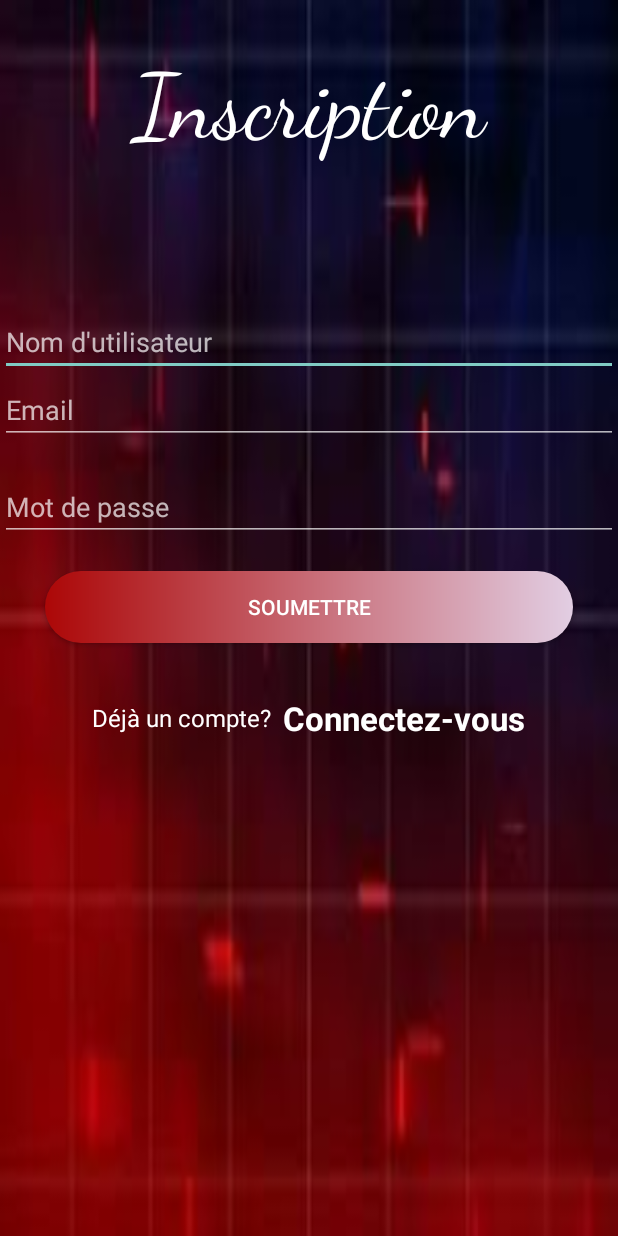
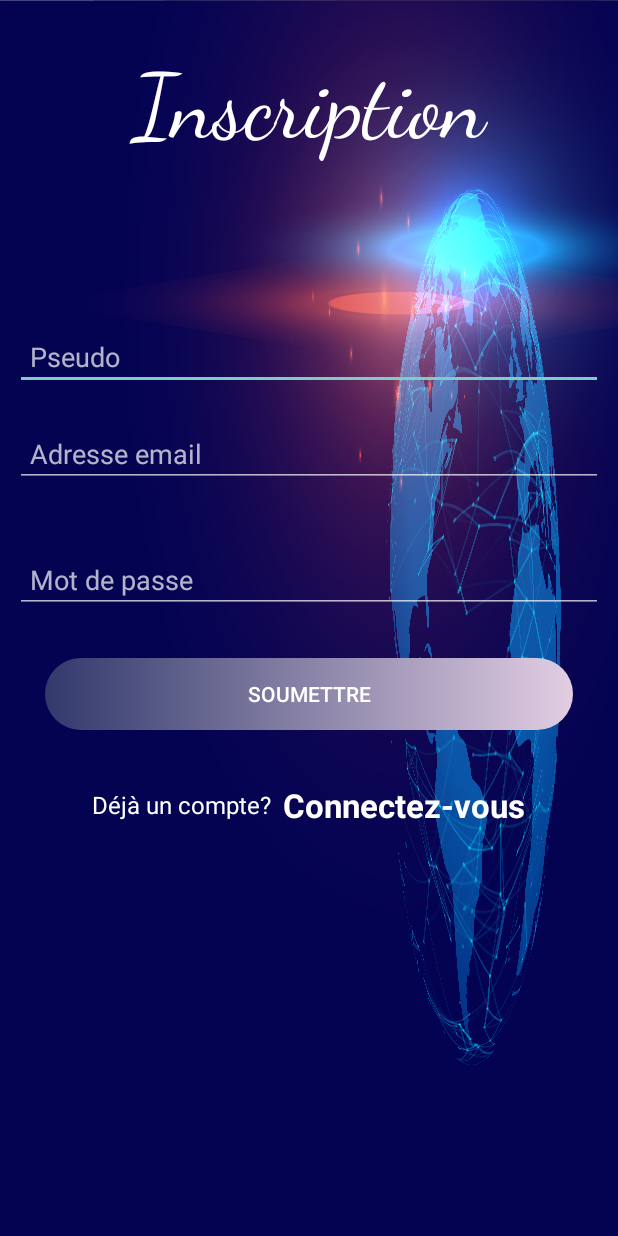
Before and after one commit to sokombe/zwa_news2_custom_api_with_volley_get_post-, an Android app: the Signin screen opened directly, with no data from a screen before it, on a phone screen of 412 x 824 dp. Run offline under Robolectric (Android 15) with nearby library versions, the light colour scheme and no system bars; our stand-ins replace Firebase (no records; nobody signed in at launch, a user with empty details on screens opened directly).

Commit message:
last modif
last modif

```diff
--- a/app/src/main/java/com/example/zwanews/Helper/Helper.java
+++ b/app/src/main/java/com/example/zwanews/Helper/Helper.java
@@ -50,9 +50,6 @@ public class Helper extends SQLiteOpenHelper {
     }
 
 
-
-
-
     public List<Comments> getAllComments(String date){
 
         final List<Comments> comment = new ArrayList<>();
@@ -94,9 +91,6 @@ public class Helper extends SQLiteOpenHelper {
         }
     }
 
-
-
-
     public int getCommentSize(String fk_new){
         SQLiteDatabase db=this.getReadableDatabase();
         Cursor cursor=db.rawQuery("SELECT * FROM comments where fk_new=?",new String[]{fk_new});
--- a/app/src/main/java/com/example/zwanews/Models/Users.java
+++ b/app/src/main/java/com/example/zwanews/Models/Users.java
@@ -7,17 +7,16 @@ public class Users {
     String displayname;
     String Url;
 
-
-
-
     public Users(String displayname, String url) {
         this.displayname = displayname;
         Url = url;
     }
     public String getdisplayname() {
+
         return displayname;
     }
     public void setdisplayname(String displayName) {
+
         displayname = displayName;
     }
 
@@ -27,6 +26,7 @@ public class Users {
 
     @Exclude
     public String getUserEmail() {
+
         return userEmail;
     }
 
--- a/app/src/main/res/drawable-v24/button_btn.xml
+++ b/app/src/main/res/drawable-v24/button_btn.xml
@@ -1,7 +1,7 @@
 <?xml version="1.0" encoding="utf-8"?>
 <shape xmlns:android="http://schemas.android.com/apk/res/android">
     <gradient
-        android:startColor="#AC0707"
+        android:startColor="#31396C"
         android:endColor="#E2CEE3"
         >
 
--- a/app/src/main/res/drawable/side_nav_bar.xml
+++ b/app/src/main/res/drawable/side_nav_bar.xml
@@ -2,7 +2,7 @@
     android:shape="rectangle">
     <gradient
         android:angle="135"
-        android:centerColor="#009688"
+        android:centerColor="#345D7E"
         android:endColor="#00695C"
         android:startColor="#4DB6AC"
         android:type="linear" />
--- a/app/src/main/res/layout/activity_signin.xml
+++ b/app/src/main/res/layout/activity_signin.xml
@@ -5,7 +5,7 @@
     android:layout_width="match_parent"
     android:layout_height="match_parent"
     tools:context=".ui.Login_and_splash.Signin"
-    android:background="@drawable/red_back">
+    android:background="@drawable/login_bac">
 
     <TextView
         android:layout_width="match_parent"
@@ -19,21 +19,23 @@
         android:layout_marginBottom="25dp"
         />
     <EditText
+        android:padding="10dp"
+        android:layout_margin="10dp"
         android:id="@+id/Edit_UserName"
         android:layout_width="match_parent"
         android:layout_height="wrap_content"
-        android:hint="Nom d'utilisateur"
+        android:hint="Pseudo"
         android:inputType="text"/>
 
 
         <EditText
+            android:padding="10dp"
+            android:layout_margin="10dp"
             android:id="@+id/Emal_Signin"
             android:layout_width="match_parent"
             android:layout_height="wrap_content"
-            android:hint="Email"
+            android:hint="Adresse email"
             android:inputType="textEmailAddress"/>
-
-
 
     <TextView
         android:layout_width="match_parent"
@@ -41,19 +43,16 @@
         android:layout_height="wrap_content"
         android:text=""
         android:textColor="@color/white"
-
         />
 
-
-
         <EditText
+            android:padding="10dp"
+            android:layout_margin="10dp"
             android:id="@+id/Password_sigin"
             android:layout_width="match_parent"
             android:layout_height="wrap_content"
             android:hint="Mot de passe"
             android:inputType="textPassword"/>
-
-
 
     <Button
         android:layout_width="match_parent"
@@ -65,7 +64,6 @@
         android:textColor="@color/white"
         android:id="@+id/Button_Signin"
         />
-
 
     <LinearLayout
         android:layout_width="match_parent"
@@ -92,6 +90,4 @@
             android:textSize="22sp"/>
 
     </LinearLayout>
-
-
 </LinearLayout>
--- a/app/src/main/res/layout/nav_header_main.xml
+++ b/app/src/main/res/layout/nav_header_main.xml
@@ -3,7 +3,7 @@
     xmlns:app="http://schemas.android.com/apk/res-auto"
     android:layout_width="match_parent"
     android:layout_height="@dimen/nav_header_height"
-    android:background="@drawable/side_nav_bar"
+    android:background="@drawable/login_bac"
     android:gravity="bottom"
     android:orientation="vertical"
     android:paddingLeft="@dimen/activity_horizontal_margin"
```
Also changed, not shown: app/src/main/java/com/example/zwanews/MainActivity.java (+9 -12 lines), app/src/main/java/com/example/zwanews/Models/News.java (+1 -7 lines), app/src/main/java/com/example/zwanews/ui/AllCommentsOfNews/AllComments.java (+4 -6 lines), app/src/main/res/drawable-v24/cate_bouton_background.xml (deleted, +0 -9 lines), app/src/main/res/drawable-v24/login_background.xml (deleted, +0 -11 lines), app/src/main/res/layout/activity_login.xml (+6 -2 lines), app/src/main/res/drawable-v24/background.gif (deleted), app/src/main/res/drawable-v24/login_bac.jpg (added), app/src/main/res/drawable-v24/login_backgroubd.jpg (deleted), 2 other files.
